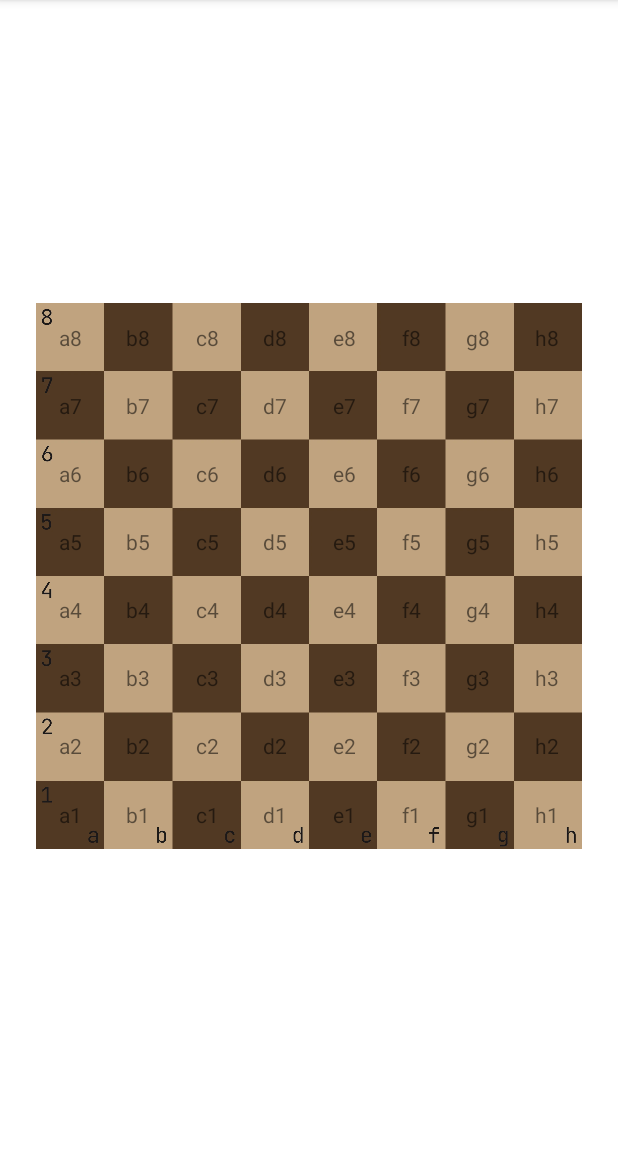
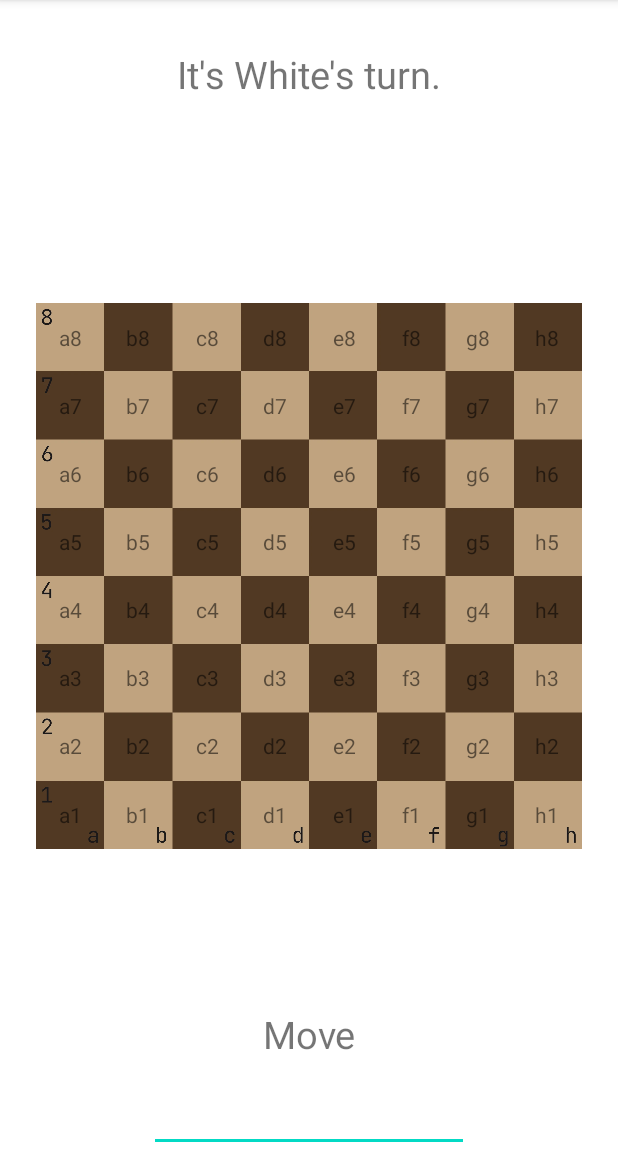
Before and after one commit to RyzenFromFire/Chesslin, an Android app: the screen it shows after launch (MainActivity), on a phone screen of 412 x 824 dp, the part 84-1236 px from its top. Run offline under Robolectric (Android 15) with nearby library versions, the phone set to English and light mode, and no system bars.

Commit message:
Add test inputs to main activity

```diff
--- a/app/src/main/res/layout/activity_main.xml
+++ b/app/src/main/res/layout/activity_main.xml
@@ -33,4 +33,41 @@
 
   </androidx.gridlayout.widget.GridLayout>
 
+  <EditText
+    android:id="@+id/moveEditText"
+    android:layout_width="wrap_content"
+    android:layout_height="wrap_content"
+    android:ems="10"
+    android:inputType="textPersonName"
+    app:layout_constraintBottom_toBottomOf="parent"
+    app:layout_constraintEnd_toEndOf="parent"
+    app:layout_constraintStart_toStartOf="parent"
+    android:autofillHints="e4"
+    tools:ignore="LabelFor" />
+
+  <TextView
+    android:id="@+id/moveEditTextLabel"
+    android:layout_width="wrap_content"
+    android:layout_height="wrap_content"
+    android:layout_marginBottom="16dp"
+    android:text="Move"
+    android:textSize="25sp"
+    app:layout_constraintBottom_toTopOf="@+id/moveEditText"
+    app:layout_constraintEnd_toEndOf="@+id/moveEditText"
+    app:layout_constraintStart_toStartOf="@+id/moveEditText"
+    tools:ignore="HardcodedText" />
+
+  <TextView
+    android:id="@+id/turnTextView"
+    android:layout_width="wrap_content"
+    android:layout_height="wrap_content"
+    android:layout_marginStart="16dp"
+    android:layout_marginTop="32dp"
+    android:layout_marginEnd="16dp"
+    android:text="@string/turn_white"
+    android:textSize="25sp"
+    app:layout_constraintEnd_toEndOf="parent"
+    app:layout_constraintStart_toStartOf="parent"
+    app:layout_constraintTop_toTopOf="parent" />
+
 </androidx.constraintlayout.widget.ConstraintLayout>
--- a/app/src/main/res/values/strings.xml
+++ b/app/src/main/res/values/strings.xml
@@ -1,5 +1,7 @@
 <resources>
   <string name="app_name">Chesslin</string>
-    <string name="chess_board_desc">Chess Board</string>
-    <string name="placeholder_symbol">PL</string>
+  <string name="chess_board_desc">Chess Board</string>
+  <string name="placeholder_symbol">PL</string>
+  <string name="turn_white">It\'s White\'s turn.</string>
+  <string name="turn_black">It\'s Black\'s turn.</string>
 </resources>
```
